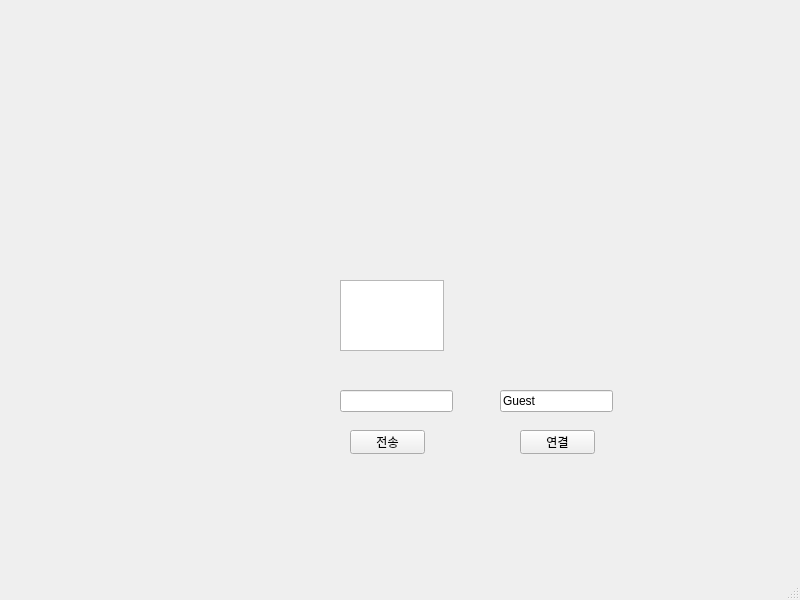
Qt form client_qt/mainwindow.ui (IAMSEONGWON/rpi-chat-program) before a commit.
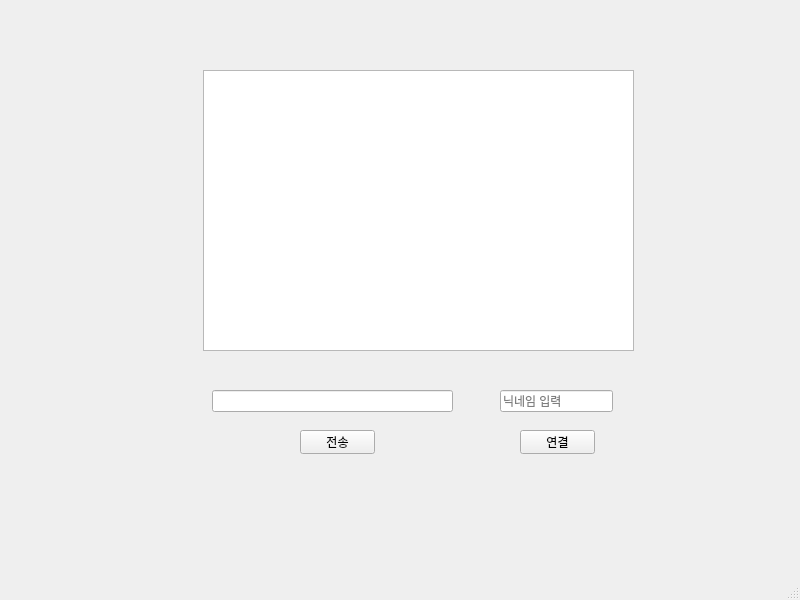
The same form after that commit.

Commit message: Feat: Update exit command to '/q' in CLI client and enable nickname sending in Qt client

```diff
--- a/client_qt/mainwindow.ui
+++ b/client_qt/mainwindow.ui
@@ -17,10 +17,10 @@
    <widget class="QTextEdit" name="textLog">
     <property name="geometry">
      <rect>
-      <x>340</x>
-      <y>280</y>
-      <width>104</width>
-      <height>71</height>
+      <x>203</x>
+      <y>70</y>
+      <width>431</width>
+      <height>281</height>
      </rect>
     </property>
     <property name="readOnly">
@@ -30,9 +30,9 @@
    <widget class="QLineEdit" name="lineEdit">
     <property name="geometry">
      <rect>
-      <x>340</x>
+      <x>212</x>
       <y>390</y>
-      <width>113</width>
+      <width>241</width>
       <height>22</height>
      </rect>
     </property>
@@ -40,7 +40,7 @@
    <widget class="QPushButton" name="btnSend">
     <property name="geometry">
      <rect>
-      <x>350</x>
+      <x>300</x>
       <y>430</y>
       <width>75</width>
       <height>24</height>
@@ -73,7 +73,16 @@
      </rect>
     </property>
     <property name="text">
-     <string>Guest</string>
+     <string/>
+    </property>
+    <property name="dragEnabled">
+     <bool>false</bool>
+    </property>
+    <property name="placeholderText">
+     <string>닉네임 입력</string>
+    </property>
+    <property name="clearButtonEnabled">
+     <bool>false</bool>
     </property>
    </widget>
   </widget>
```
The commit also changes 2 other files.
